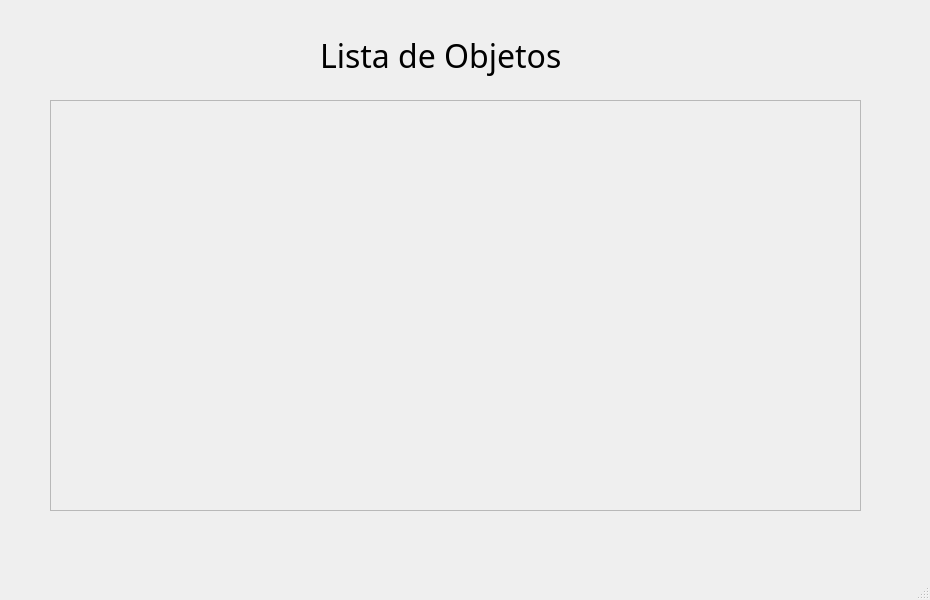
Before: the Qt Designer form src/vista/ui/PruebaScroll.ui in eperec03/museo, drawn with Qt 5.
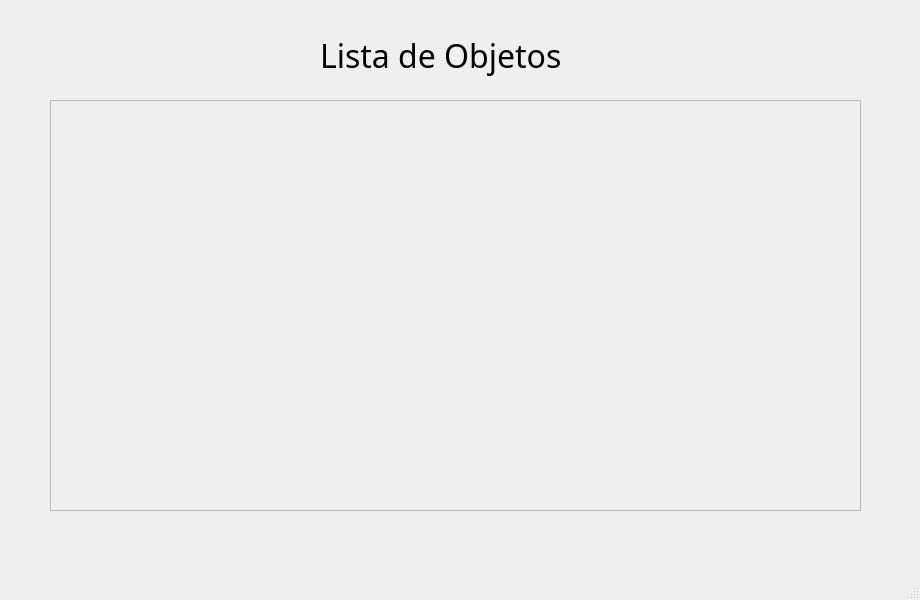
After: the same form once the commit is applied.

```diff
--- a/src/vista/ui/PruebaScroll.ui
+++ b/src/vista/ui/PruebaScroll.ui
@@ -6,7 +6,7 @@
    <rect>
     <x>0</x>
     <y>0</y>
-    <width>930</width>
+    <width>920</width>
     <height>600</height>
    </rect>
   </property>
```
Left out of the diff: 23 changed lines with no effect on the pictures.
